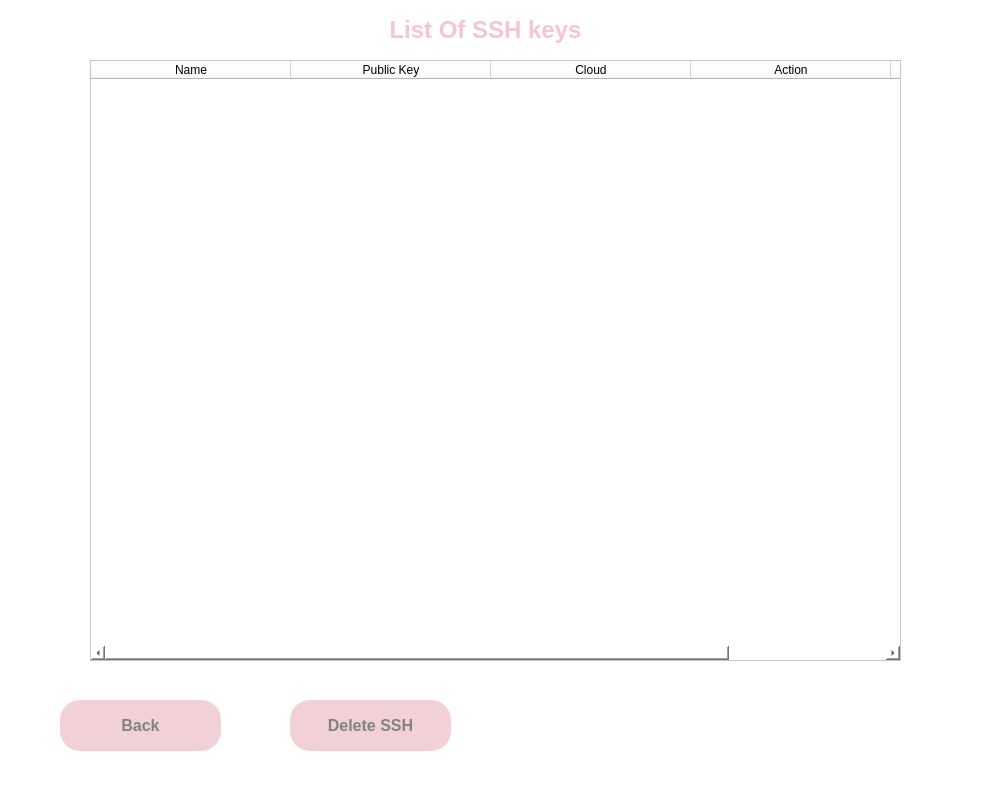
First picture: the form in ui/show_ssh.ui, repository vidagharavian/cloud_service, before the edit.
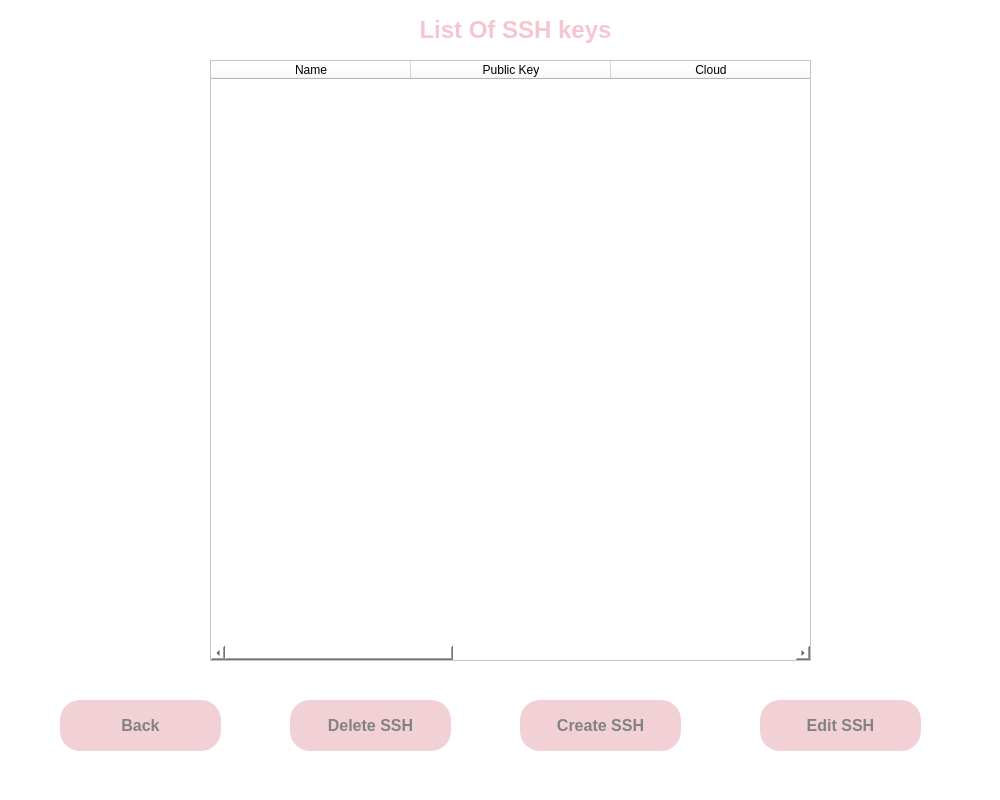
Second picture: the form after the edit.

```diff
--- a/ui/show_ssh.ui
+++ b/ui/show_ssh.ui
@@ -20,9 +20,9 @@
    <widget class="QTableWidget" name="tableWidget">
     <property name="geometry">
      <rect>
-      <x>90</x>
+      <x>210</x>
       <y>60</y>
-      <width>811</width>
+      <width>601</width>
       <height>601</height>
      </rect>
     </property>
@@ -52,7 +52,7 @@
     </column>
     <column>
      <property name="text">
-      <string>Action</string>
+      <string>Cloud id</string>
      </property>
     </column>
     <column>
@@ -64,7 +64,7 @@
    <widget class="QLabel" name="label">
     <property name="geometry">
      <rect>
-      <x>300</x>
+      <x>330</x>
       <y>10</y>
       <width>371</width>
       <height>41</height>
@@ -147,6 +147,76 @@
      <string>Delete SSH</string>
     </property>
    </widget>
+   <widget class="QPushButton" name="create">
+    <property name="geometry">
+     <rect>
+      <x>520</x>
+      <y>700</y>
+      <width>161</width>
+      <height>51</height>
+     </rect>
+    </property>
+    <property name="font">
+     <font>
+      <pointsize>12</pointsize>
+      <weight>75</weight>
+      <bold>true</bold>
+     </font>
+    </property>
+    <property name="styleSheet">
+     <string notr="true">QPushButton
+{
+	background-color: #f1d1d6;
+	color: #828282;
+	border-radius:20px;
+}
+
+QPushButton:hover
+{
+	background-color: #ff8b8d;
+	color: #656565;
+	border-radius:20px;
+}</string>
+    </property>
+    <property name="text">
+     <string>Create SSH</string>
+    </property>
+   </widget>
+   <widget class="QPushButton" name="edit">
+    <property name="geometry">
+     <rect>
+      <x>760</x>
+      <y>700</y>
+      <width>161</width>
+      <height>51</height>
+     </rect>
+    </property>
+    <property name="font">
+     <font>
+      <pointsize>12</pointsize>
+      <weight>75</weight>
+      <bold>true</bold>
+     </font>
+    </property>
+    <property name="styleSheet">
+     <string notr="true">QPushButton
+{
+	background-color: #f1d1d6;
+	color: #828282;
+	border-radius:20px;
+}
+
+QPushButton:hover
+{
+	background-color: #ff8b8d;
+	color: #656565;
+	border-radius:20px;
+}</string>
+    </property>
+    <property name="text">
+     <string>Edit SSH</string>
+    </property>
+   </widget>
   </widget>
   <widget class="QMenuBar" name="menubar">
    <property name="geometry">
```
